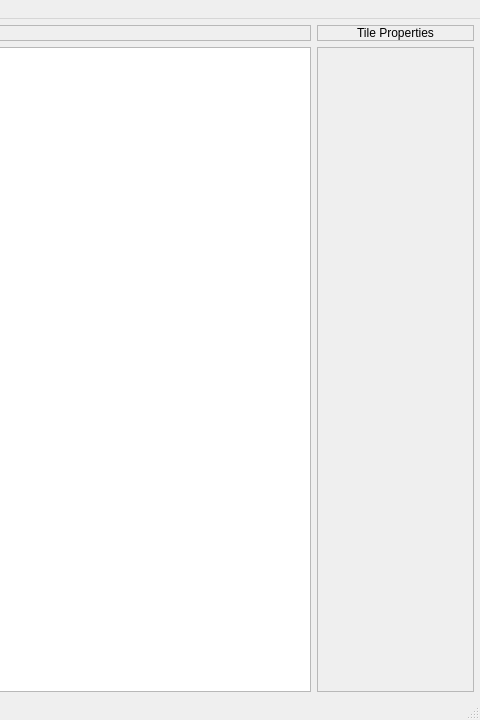
garrdbyrd/MonoGame-Level-Editor, file caspian.ui: the form before one commit; both pictures show x 800 to 1280 and y 0 to 720 of the 1280 by 720 pixel window.
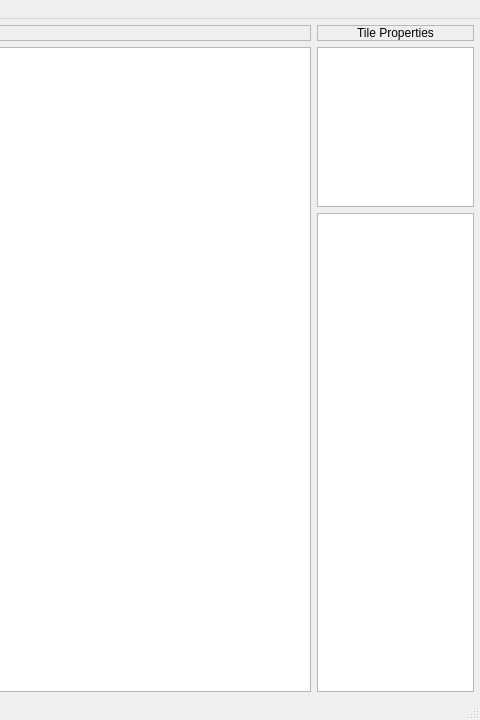
The form after the commit.

Commit message: Added viewing window

Patch:
```diff
--- a/caspian.ui
+++ b/caspian.ui
@@ -114,7 +114,10 @@
          </layout>
         </item>
         <item>
-         <layout class="QVBoxLayout" name="verticalLayout_4">
+         <layout class="QVBoxLayout" name="verticalLayout_4" stretch="0,1,3">
+          <property name="spacing">
+           <number>6</number>
+          </property>
           <item>
            <widget class="QLabel" name="label_2">
             <property name="autoFillBackground">
@@ -132,23 +135,20 @@
            </widget>
           </item>
           <item>
-           <widget class="QScrollArea" name="scrollArea_2">
+           <widget class="QGraphicsView" name="selectedGraphicsView">
+            <property name="acceptDrops">
+             <bool>false</bool>
+            </property>
             <property name="frameShadow">
              <enum>QFrame::Raised</enum>
             </property>
-            <property name="widgetResizable">
-             <bool>true</bool>
+           </widget>
+          </item>
+          <item>
+           <widget class="QTableWidget" name="selectedProperties">
+            <property name="frameShadow">
+             <enum>QFrame::Raised</enum>
             </property>
-            <widget class="QWidget" name="scrollAreaWidgetContents">
-             <property name="geometry">
-              <rect>
-               <x>0</x>
-               <y>0</y>
-               <width>152</width>
-               <height>631</height>
-              </rect>
-             </property>
-            </widget>
            </widget>
           </item>
          </layout>
```
Left out of the diff: 8 changed lines with no effect on the pictures. The commit also changes 2 other files.
